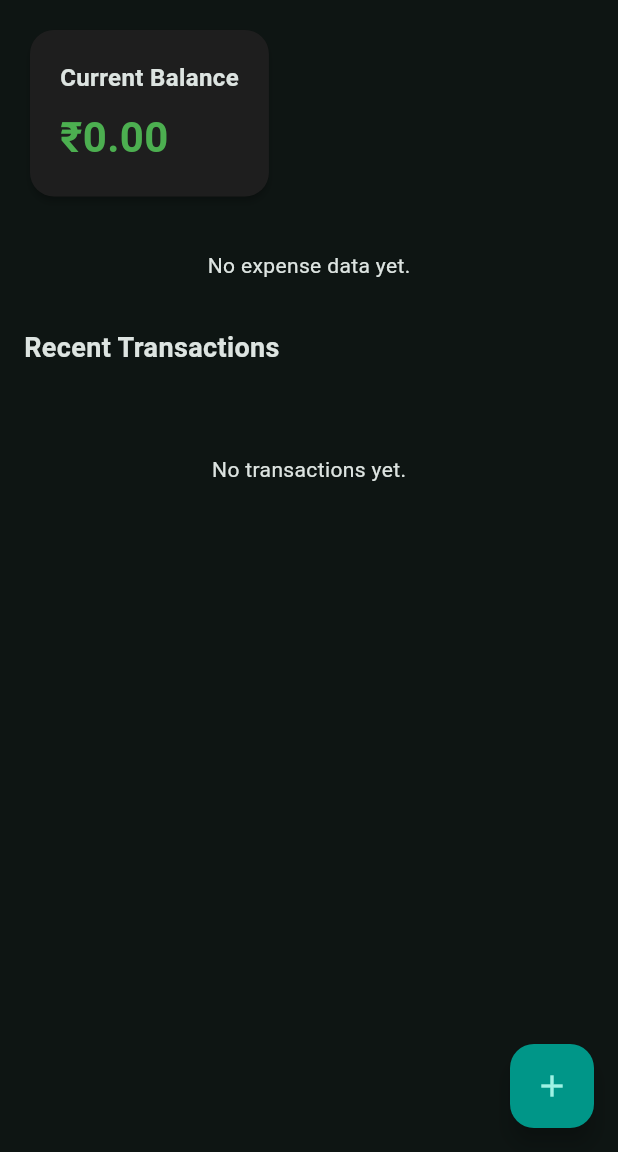
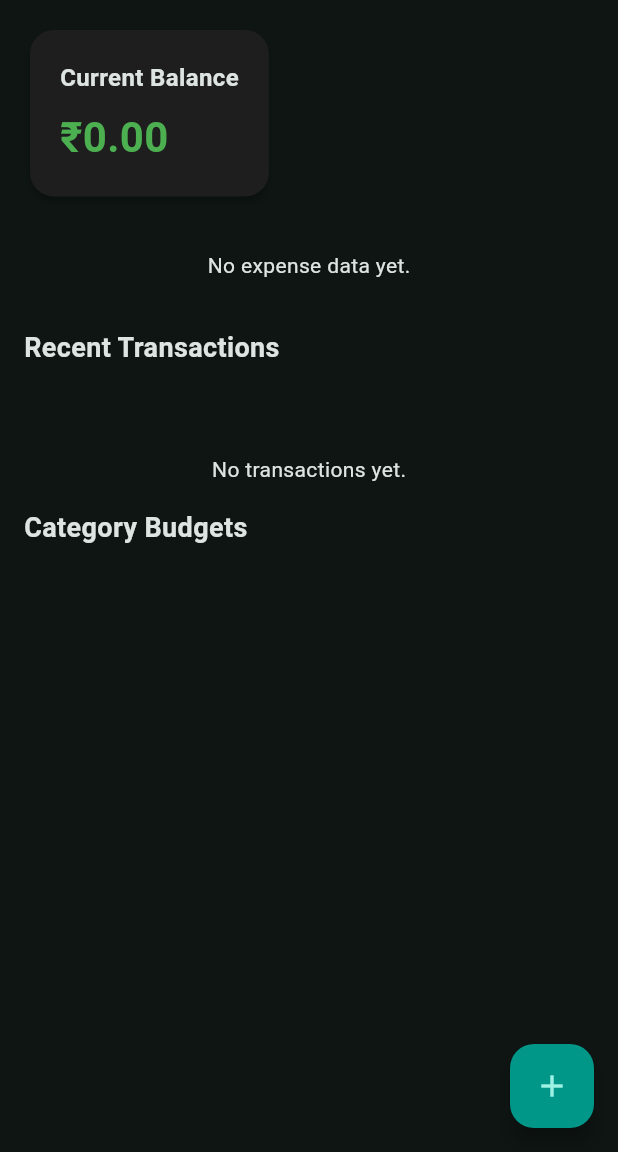
Before and after one commit to Yurembam375/Smart-Finance-Tracker, a Flutter app: the screen it shows after launch, after a tap on the "dark mode" icon, on a phone screen of 412 x 824 dp, the part 84-1236 px from its top. Run offline on Flutter 3.47's test engine with Material 3 defaults, Android fonts, the phone set to English and light mode, and no system bars; our stand-ins replace fl_chart, flutter_riverpod, hive, hive_flutter; accounts and stored records are empty.

```diff
--- a/lib/main.dart
+++ b/lib/main.dart
@@ -1,4 +1,6 @@
+import 'package:expense_tracker/model/budget_model.dart';
 import 'package:expense_tracker/model/transaction_model.dart';
+import 'package:expense_tracker/repositories/transaction_repository.dart';
 import 'package:expense_tracker/screen/home_screen.dart';
 import 'package:expense_tracker/theme/app_theme.dart';
 import 'package:flutter/material.dart';
@@ -6,17 +8,24 @@ import 'package:flutter_riverpod/flutter_riverpod.dart';
 import 'package:flutter_riverpod/legacy.dart';
 import 'package:hive_flutter/hive_flutter.dart';
 
-import 'repositories/transaction_repository.dart';
-
 /// Provider to manage light/dark theme mode
 final themeModeProvider = StateProvider<ThemeMode>((ref) => ThemeMode.system);
 
 Future<void> main() async {
   WidgetsFlutterBinding.ensureInitialized();
+
+  // Initialize Hive
   await Hive.initFlutter();
+
+  // Register adapters
   Hive.registerAdapter(TransactionModelAdapter());
+  Hive.registerAdapter(BudgetModelAdapter());
+
+  // Open boxes
   await Hive.openBox<TransactionModel>(TransactionRepository.boxName);
+  await Hive.openBox<BudgetModel>('budgetsBox');
 
+  // Run app
   runApp(const ProviderScope(child: MyApp()));
 }
 
--- /dev/null
+++ b/lib/providers/budget_provider.dart
@@ -0,0 +1,65 @@
+
+// import 'package:expense_tracker/repositories/budget_repository.dart';
+// import 'package:flutter_riverpod/legacy.dart';
+// import '../model/budget_model.dart';
+
+
+// final budgetProvider = StateNotifierProvider<BudgetNotifier, List<BudgetModel>>((ref) {
+//   return BudgetNotifier();
+// });
+
+// class BudgetNotifier extends StateNotifier<List<BudgetModel>> {
+//   final repo = BudgetRepository();
+
+//   BudgetNotifier() : super([]) {
+//     loadBudgets();
+//   }
+
+//   Future<void> loadBudgets() async {
+//     state = repo.getAllBudgets();
+//   }
+
+//   Future<void> setBudget(String category, double limit) async {
+//     await repo.addOrUpdateBudget(category, limit);
+//     await loadBudgets();
+//   }
+
+//   Future<void> updateSpent(String category, double amount, bool isExpense) async {
+//     await repo.updateSpent(category, amount, isExpense);
+//     await loadBudgets();
+//   }
+// }
+import 'package:expense_tracker/model/budget_model.dart';
+import 'package:expense_tracker/repositories/budget_repository.dart';
+import 'package:flutter_riverpod/flutter_riverpod.dart';
+import 'package:flutter_riverpod/legacy.dart';
+
+final budgetRepositoryProvider = Provider((ref) => BudgetRepository());
+
+final budgetProvider = StateNotifierProvider<BudgetNotifier, List<BudgetModel>>(
+  (ref) {
+    final repo = ref.watch(budgetRepositoryProvider);
+    return BudgetNotifier(repo);
+  },
+);
+
+class BudgetNotifier extends StateNotifier<List<BudgetModel>> {
+  final BudgetRepository _repository;
+  BudgetNotifier(this._repository) : super([]) {
+    loadBudgets();
+  }
+
+  void loadBudgets() {
+    state = _repository.getAllBudgets();
+  }
+
+  Future<void> setBudget(String category, double limit) async {
+    await _repository.addOrUpdateBudget(category, limit);
+    loadBudgets();
+  }
+
+  Future<void> updateSpent(String category, double amount, bool isExpense) async {
+    await _repository.updateSpent(category, amount, isExpense);
+    loadBudgets();
+  }
+}
--- a/lib/providers/transaction_provider.dart
+++ b/lib/providers/transaction_provider.dart
@@ -4,25 +4,31 @@ import 'package:flutter_riverpod/legacy.dart';
 import 'package:uuid/uuid.dart';
 
 import '../repositories/transaction_repository.dart';
+import '../repositories/budget_repository.dart';
 
 final transactionRepositoryProvider = Provider<TransactionRepository>((ref) {
   return TransactionRepository();
 });
 
+final budgetRepositoryProvider = Provider<BudgetRepository>((ref) {
+  return BudgetRepository();
+});
+
 final transactionsProvider =
-    StateNotifierProvider<
-      TransactionNotifier,
-      AsyncValue<List<TransactionModel>>
-    >((ref) {
-      final repository = ref.watch(transactionRepositoryProvider);
-      return TransactionNotifier(repository);
-    });
+    StateNotifierProvider<TransactionNotifier, AsyncValue<List<TransactionModel>>>(
+  (ref) {
+    final transactionRepo = ref.watch(transactionRepositoryProvider);
+    final budgetRepo = ref.watch(budgetRepositoryProvider);
+    return TransactionNotifier(transactionRepo, budgetRepo);
+  },
+);
 
-class TransactionNotifier
-    extends StateNotifier<AsyncValue<List<TransactionModel>>> {
+class TransactionNotifier extends StateNotifier<AsyncValue<List<TransactionModel>>> {
   final TransactionRepository _repository;
+  final BudgetRepository _budgetRepository;
 
-  TransactionNotifier(this._repository) : super(const AsyncValue.loading()) {
+  TransactionNotifier(this._repository, this._budgetRepository)
+      : super(const AsyncValue.loading()) {
     loadTransactions();
   }
 
@@ -51,7 +57,12 @@ class TransactionNotifier
       date: DateTime.now(),
       isExpense: isExpense,
     );
+
     await _repository.addTransaction(transaction);
+
+    // 🔥 Update the category's budget spent
+    await _budgetRepository.updateSpent(category, amount, isExpense);
+
     await loadTransactions();
   }
 
@@ -61,7 +72,23 @@ class TransactionNotifier
   }
 
   Future<void> deleteTransaction(String id) async {
-    await _repository.deleteTransaction(id);
-    await loadTransactions();
+    try {
+      // Get the transaction being deleted so we can update the budget
+      final currentTransactions = state.value ?? [];
+      final transaction = currentTransactions.firstWhere((t) => t.id == id);
+
+      await _repository.deleteTransaction(id);
+
+      // 🔥 Reduce spent from budget (reverse logic)
+      await _budgetRepository.updateSpent(
+        transaction.category,
+        transaction.amount,
+        !transaction.isExpense,
+      );
+
+      await loadTransactions();
+    } catch (e, st) {
+      state = AsyncValue.error(e, st);
+    }
   }
 }
--- /dev/null
+++ b/lib/repositories/budget_repository.dart
@@ -0,0 +1,28 @@
+import 'package:hive_flutter/hive_flutter.dart';
+import '../model/budget_model.dart';
+
+class BudgetRepository {
+  static const boxName = 'budgetsBox';
+  final Box<BudgetModel> box = Hive.box<BudgetModel>(boxName);
+
+  List<BudgetModel> getAllBudgets() => box.values.toList();
+
+  Future<void> addOrUpdateBudget(String category, double limit) async {
+    final existing = box.get(category);
+    if (existing != null) {
+      existing.limit = limit;
+      await existing.save();
+    } else {
+      final newBudget = BudgetModel(category: category, limit: limit, spent: 0);
+      await box.put(category, newBudget);
+    }
+  }
+
+  Future<void> updateSpent(String category, double amount, bool isExpense) async {
+    final budget = box.get(category);
+    if (budget != null) {
+      budget.spent += isExpense ? amount : -amount;
+      await budget.save();
+    }
+  }
+}
--- a/lib/screen/home_screen.dart
+++ b/lib/screen/home_screen.dart
@@ -1,4 +1,6 @@
 import 'package:expense_tracker/main.dart';
+import 'package:expense_tracker/providers/budget_provider.dart';
+import 'package:expense_tracker/widgets/budget_card.dart';
 import 'package:expense_tracker/widgets/transaction_tile.dart';
 import 'package:flutter/material.dart';
 import 'package:flutter_riverpod/flutter_riverpod.dart';
@@ -13,7 +15,17 @@ class HomeScreen extends ConsumerWidget {
   @override
   Widget build(BuildContext context, WidgetRef ref) {
     final transactionsAsync = ref.watch(transactionsProvider);
+    final budgets = ref.watch(budgetProvider);
+    final notifier = ref.read(budgetProvider.notifier);
 
+    // Add sample budgets if none exist
+    // if (budgets.isEmpty) {
+    //   Future.microtask(() async {
+    //     await notifier.setBudget("Food", 10000);
+    //     await notifier.setBudget("Travel", 5000);
+    //     await notifier.setBudget("Shopping", 8000);
+    //   });
+    // }
     return Scaffold(
       appBar: AppBar(
         title: const Text('Smart Finance Tracker'),
@@ -169,6 +181,16 @@ class HomeScreen extends ConsumerWidget {
                       ...transactions
                           .take(10)
                           .map((tx) => TransactionTile(transaction: tx)),
+                    const SizedBox(height: 16),
+                    const Text(
+                      'Category Budgets',
+                      style: TextStyle(
+                        fontSize: 18,
+                        fontWeight: FontWeight.bold,
+                      ),
+                    ),
+                    const SizedBox(height: 8),
+                    ...budgets.map((b) => BudgetCard(budget: b)),
                   ],
                 ),
               ),
```
Also changed, not shown: lib/model/budget_model.dart (added, +21 -0 lines), lib/widgets/budget_card.dart (added, +95 -0 lines), lib/model/budget_model.g.dart (added).
